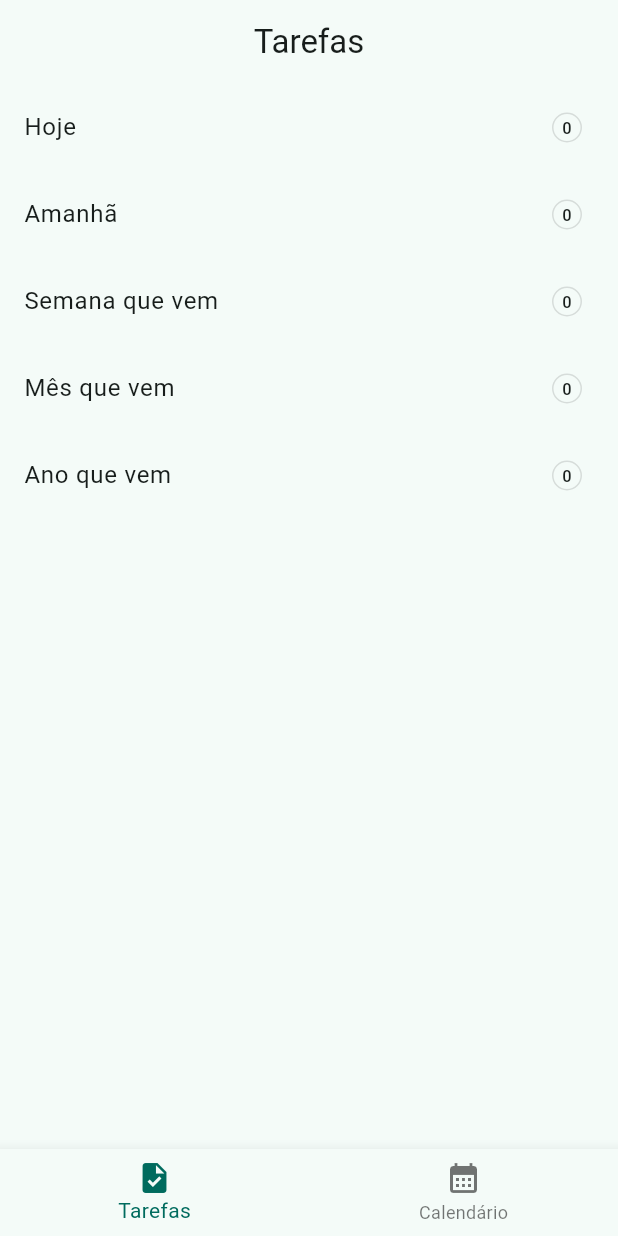
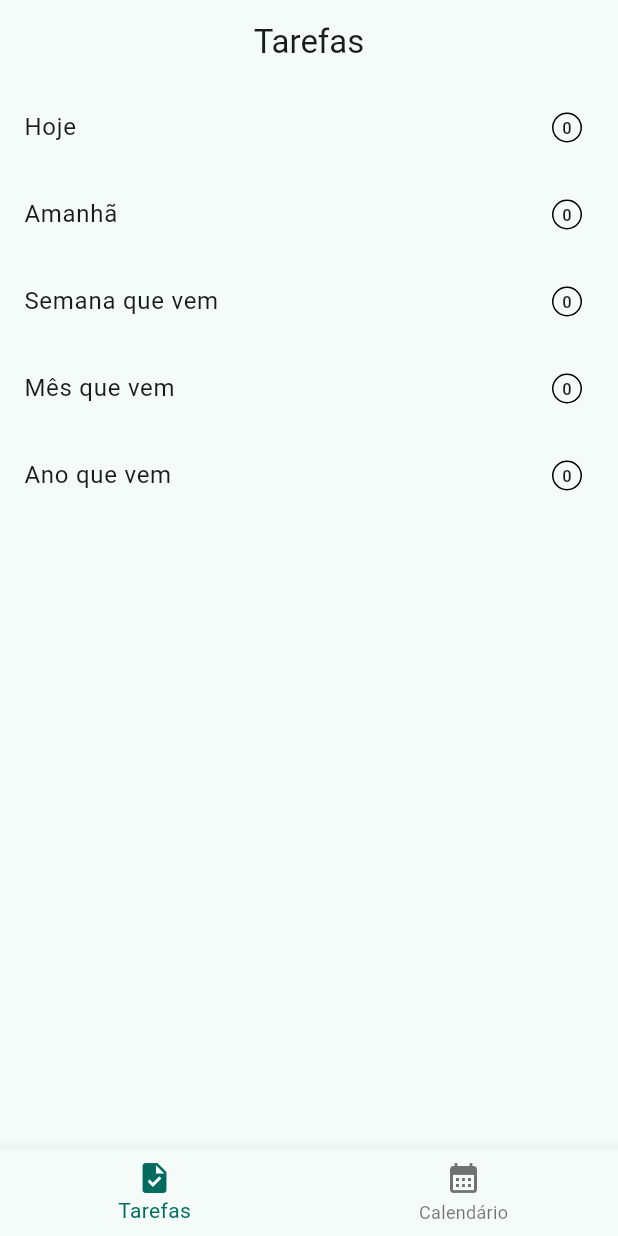
Before and after one commit to DenerOliveira1/lista_de_tarefas, a Flutter app: the screen it shows after launch, on a phone screen of 412 x 824 dp. Run offline on Flutter 3.47's test engine with Material 2 defaults, Android fonts, the phone set to English and light mode, and no system bars; our stand-ins replace flutter_mobx, get_it, go_router, localize_and_translate, mobx, shared_preferences and 1 more; generated files the repository leaves out were written again.

Commit message:
Ajuste nas cores

```diff
--- a/lib/main.dart
+++ b/lib/main.dart
@@ -63,23 +63,26 @@ class MyApp extends StatelessWidget {
             errorBorder: OutlineInputBorder(borderSide: BorderSide(color: AppColors.inputBorderColor, width: 1), borderRadius: BorderRadius.all(Radius.circular(25))),
             focusedBorder: OutlineInputBorder(borderSide: BorderSide(color: AppColors.inputBorderColor, width: 1), borderRadius: BorderRadius.all(Radius.circular(25))),
             focusedErrorBorder: OutlineInputBorder(borderSide: BorderSide(color: AppColors.inputBorderColor, width: 1), borderRadius: BorderRadius.all(Radius.circular(25))),
-            //fillColor: Color(themeLightFirebaseModel.inputDecorationTheme['fillColor']['color']).withOpacity(double.tryParse(themeLightFirebaseModel.inputDecorationTheme['fillColor']['opacity'].toString()) ?? 1),
-            //hintStyle: _getTextStyle(themeLightFirebaseModel.inputDecorationTheme['hintStyle']),
-            //labelStyle: _getTextStyle(themeLightFirebaseModel.inputDecorationTheme['labelStyle']),
+            hintStyle: TextStyle(color: AppColors.inputTextColor),
+            labelStyle: TextStyle(color: AppColors.inputTextColor),
           ),
+          textTheme: const TextTheme(
+            subtitle1: TextStyle(color: AppColors.inputTextColor),
+          ),
+          disabledColor: Colors.grey,
           iconButtonTheme: IconButtonThemeData(
             style: ButtonStyle(
-              iconColor: MaterialStateColor.resolveWith((states) {
-                switch (states) {
-                  case MaterialState.pressed:
-                    return Colors.blue;
+              iconColor: MaterialStateProperty.resolveWith<Color>(
+                (states) {
+                  /*if (states.contains(MaterialState.disabled)) {
+                    return Colors.grey;
+                  }*/
 
-                  default:
-                    return Colors.grey;
-                }
-              }),
-            )
-          )
+                  return Colors.blue;
+                },
+              ),
+            ),
+          ),
         ),
         routerConfig: routers,
       ),
--- a/lib/screens/home/daily_tab.dart
+++ b/lib/screens/home/daily_tab.dart
@@ -82,7 +82,7 @@ class DailyTab extends StatelessWidget {
           25,
         ),
         border: Border.all(
-          color: AppColors.inputBorderColor,
+          color: AppColors.boxBorderColor,
           width: 1,
         ),
       ),
--- a/lib/screens/home/widgets/add_task_widget.dart
+++ b/lib/screens/home/widgets/add_task_widget.dart
@@ -14,7 +14,7 @@ class AddTaskWidget extends StatelessWidget {
   Widget build(BuildContext context) {
     return Container(
       key: taskStore.observerKey,
-      color: Colors.black12,
+      color: Colors.black,
       child: Padding(
         padding: const EdgeInsets.fromLTRB(20, 10, 20, 10),
         child: Column(
@@ -65,13 +65,14 @@ class AddTaskWidget extends StatelessWidget {
                   initialValue: taskStore.title,
                   onChanged: taskStore.setTitle,
                   decoration: InputDecoration(
-                      hintText: AppStrings.taskFormFieldTitleHintText.tr(),
+                    //hintText: AppStrings.taskFormFieldTitleHintText.tr(),
                     //labelText: AppStrings.taskFormFieldTitle.tr(),
                     //errorText: taskStore.titleError?.tr(),
                     suffixIcon: Row(
                       mainAxisAlignment: MainAxisAlignment.end,
                       children: [
-                          Observer(builder: (context) {
+                        Observer(
+                          builder: (context) {
                             return IconButton(
                               icon: Icon(
                                 Icons.calendar_month,
@@ -79,15 +80,20 @@ class AddTaskWidget extends StatelessWidget {
                               ),
                               onPressed: taskStore.selectDateTimePressed,
                             );
-                          }),
-                          Observer(builder: (context) {
+                          },
+                        ),
+                        Observer(
+                          builder: (context) {
                             return IconButton(
                               icon: const Icon(Icons.add),
                               onPressed: taskStore.savePressed,
+                              //disabledColor: Colors.grey,
                             );
-                          }),
+                          },
+                        ),
                       ],
-                      )),
+                    ),
+                  ),
                 );
               },
             ),
--- a/lib/shared/app_colors.dart
+++ b/lib/shared/app_colors.dart
@@ -4,7 +4,9 @@ class AppColors {
   static const seedColor = Color(0xff76eeda);
   static const snackBarBackgroundSuccessColor = Color(0xff8fce00);
   static const snackBarBackgroundErrorColor = Color(0xfff44336);
-  static const iconColorEnabled = Colors.black;
-  static const iconColorDisabled = Colors.black12;
-  static const inputBorderColor = Colors.black12;
+  static const iconColorEnabled = Colors.blue;
+  static const iconColorDisabled = Colors.grey;
+  static const inputBorderColor = Colors.white;
+  static const inputTextColor = Colors.white;
+  static const boxBorderColor = Colors.black;
 }
```
Lines whose indentation alone changed are shown as unchanged.
